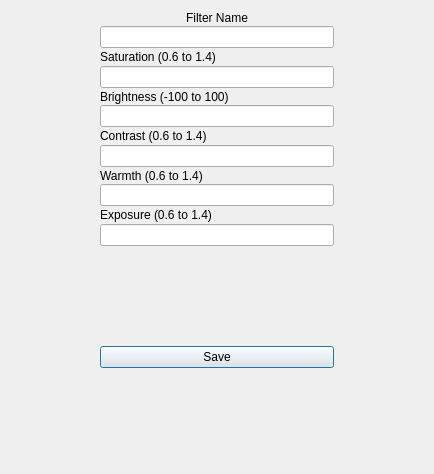
Old version of the form ui_files/filter_input_dialog.ui in the repository abeshahsan/Photo-Wizard.
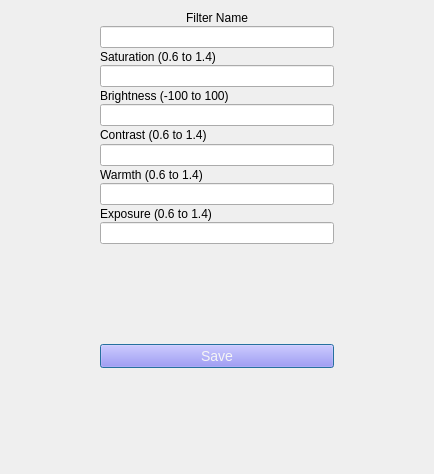
New version of the form.

```diff
--- a/ui_files/filter_input_dialog.ui
+++ b/ui_files/filter_input_dialog.ui
@@ -31,6 +31,13 @@
    </property>
    <item>
     <widget class="QWidget" name="main_widget" native="true">
+     <property name="styleSheet">
+      <string notr="true">QPushButton{
+background: #8f7ff1;
+color: whitesmoke;
+font-size:14px;
+}</string>
+     </property>
      <layout class="QVBoxLayout" name="verticalLayout_2">
       <property name="spacing">
        <number>0</number>
```
